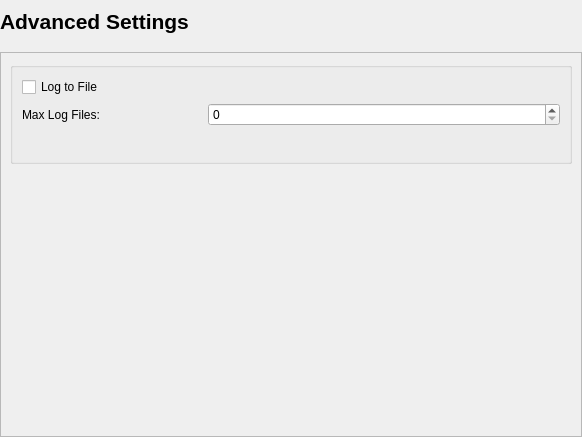
First picture: the form in src/forms/AdvancedSettings.ui, repository Hale-Software/Vura, before the edit.
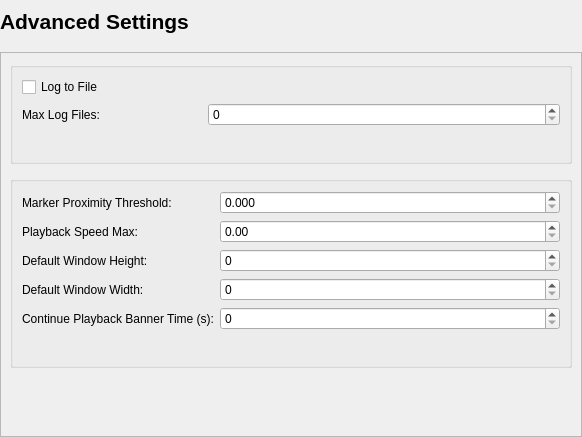
Second picture: the form after the edit. Custom widgets are drawn as their Qt base class.

```diff
--- a/src/forms/AdvancedSettings.ui
+++ b/src/forms/AdvancedSettings.ui
@@ -70,6 +70,9 @@
        </rect>
       </property>
       <layout class="QVBoxLayout" name="verticalLayout_2">
+       <property name="spacing">
+        <number>12</number>
+       </property>
        <item>
         <widget class="QGroupBox" name="groupBox">
          <property name="title">
@@ -112,6 +115,96 @@
          </layout>
         </widget>
        </item>
+       <item>
+        <widget class="QGroupBox" name="groupBox_2">
+         <property name="title">
+          <string/>
+         </property>
+         <layout class="QFormLayout" name="formLayout_2">
+          <item row="0" column="0">
+           <widget class="QLabel" name="label_3">
+            <property name="text">
+             <string>Marker Proximity Threshold:</string>
+            </property>
+           </widget>
+          </item>
+          <item row="0" column="1">
+           <widget class="DoubleSpinBoxIgnoreWheel" name="markerProximityThreshold">
+            <property name="decimals">
+             <number>3</number>
+            </property>
+            <property name="singleStep">
+             <double>0.001000000000000</double>
+            </property>
+           </widget>
+          </item>
+          <item row="1" column="0">
+           <widget class="QLabel" name="label_4">
+            <property name="text">
+             <string>Playback Speed Max:</string>
+            </property>
+           </widget>
+          </item>
+          <item row="1" column="1">
+           <widget class="QDoubleSpinBox" name="playbackSpeedMax"/>
+          </item>
+          <item row="2" column="0">
+           <widget class="QLabel" name="label_5">
+            <property name="text">
+             <string>Default Window Height:</string>
+            </property>
+           </widget>
+          </item>
+          <item row="2" column="1">
+           <widget class="SpinBoxIgnoreWheel" name="defaultWindowHeight">
+            <property name="maximum">
+             <number>999999</number>
+            </property>
+           </widget>
+          </item>
+          <item row="3" column="0">
+           <widget class="QLabel" name="label_6">
+            <property name="text">
+             <string>Default Window Width:</string>
+            </property>
+           </widget>
+          </item>
+          <item row="3" column="1">
+           <widget class="SpinBoxIgnoreWheel" name="defaultWindowWidth">
+            <property name="maximum">
+             <number>999999</number>
+            </property>
+           </widget>
+          </item>
+          <item row="4" column="0">
+           <widget class="QLabel" name="label_7">
+            <property name="text">
+             <string>Continue Playback Banner Time (s):</string>
+            </property>
+           </widget>
+          </item>
+          <item row="4" column="1">
+           <widget class="SpinBoxIgnoreWheel" name="continuePlaybackBannerTime"/>
+          </item>
+          <item row="5" column="0">
+           <spacer name="horizontalSpacer_2">
+            <property name="orientation">
+             <enum>Qt::Orientation::Horizontal</enum>
+            </property>
+            <property name="sizeType">
+             <enum>QSizePolicy::Policy::Fixed</enum>
+            </property>
+            <property name="sizeHint" stdset="0">
+             <size>
+              <width>180</width>
+              <height>20</height>
+             </size>
+            </property>
+           </spacer>
+          </item>
+         </layout>
+        </widget>
+       </item>
        <item>
         <spacer name="verticalSpacer_2">
          <property name="orientation">
@@ -137,6 +230,11 @@
    <extends>QSpinBox</extends>
    <header location="global">SpinBoxIgnoreWheel.h</header>
   </customwidget>
+  <customwidget>
+   <class>DoubleSpinBoxIgnoreWheel</class>
+   <extends>QDoubleSpinBox</extends>
+   <header location="global">DoubleSpinBoxIgnoreWheel.h</header>
+  </customwidget>
  </customwidgets>
  <resources/>
  <connections/>
```
